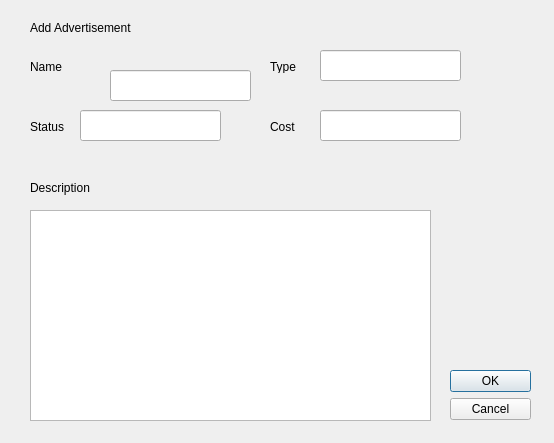
First picture: the form in UI/AddAdvertisementDialog.ui, repository jordynmarlow/SoftwareEngineering, before the edit.
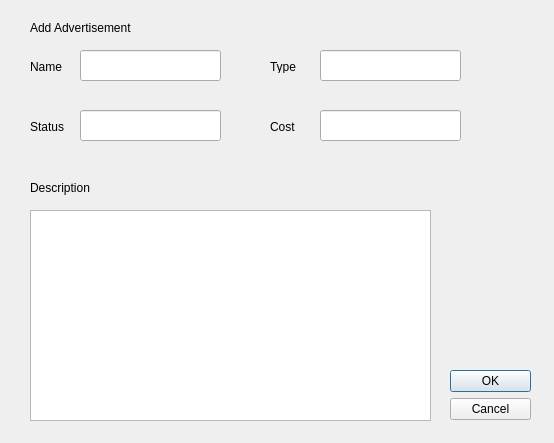
Second picture: the form after the edit.

The edit to the form file:
```diff
--- a/UI/AddAdvertisementDialog.ui
+++ b/UI/AddAdvertisementDialog.ui
@@ -94,8 +94,8 @@
   <widget class="QLineEdit" name="name_edit">
    <property name="geometry">
     <rect>
-     <x>110</x>
-     <y>70</y>
+     <x>80</x>
+     <y>50</y>
      <width>141</width>
      <height>31</height>
     </rect>
```
Left out of the diff: 4 changed lines with no effect on the pictures.
